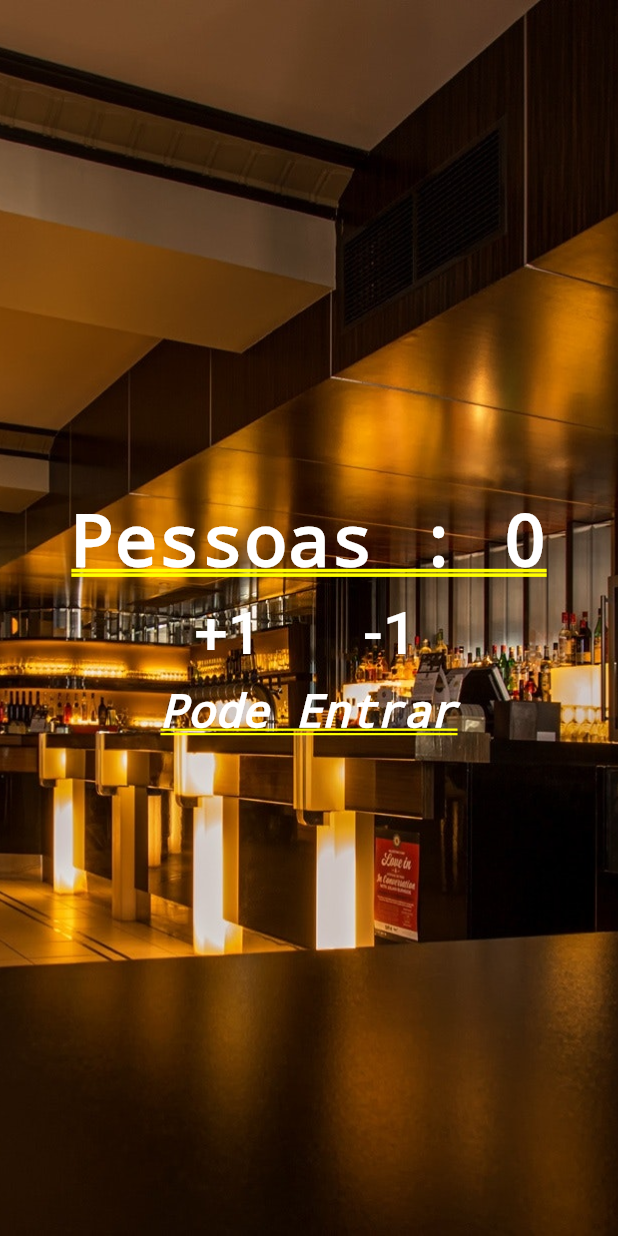
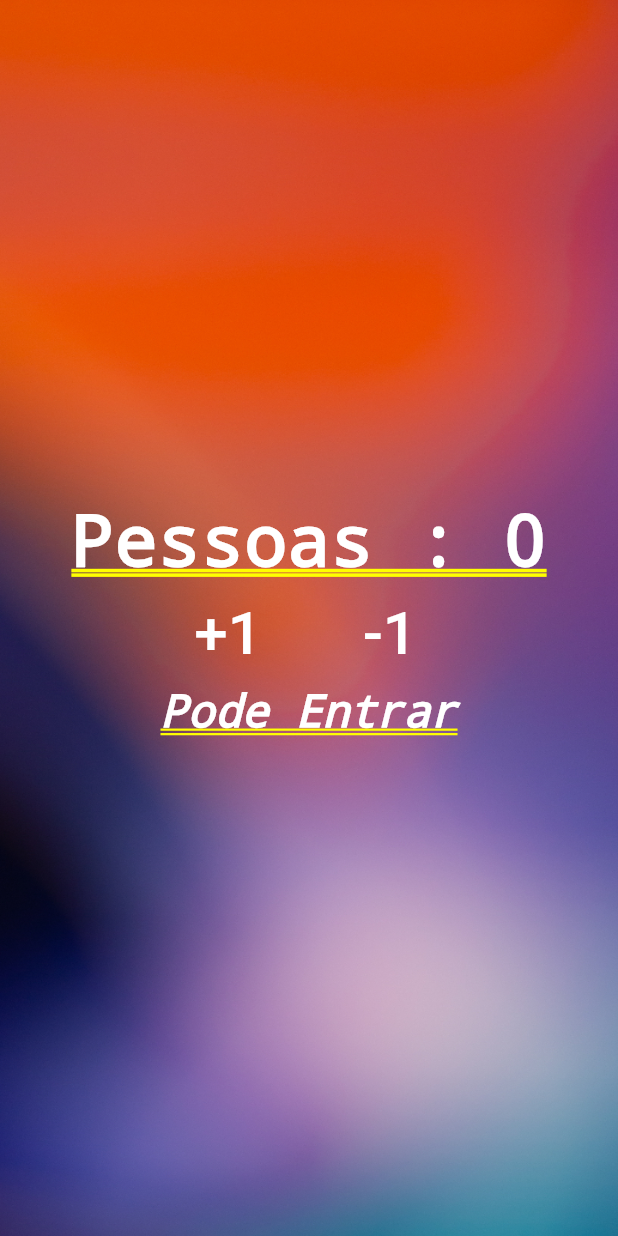
Before and after one commit to ravi2612/contadorDePassos, a Flutter app: the screen it shows after launch, on a phone screen of 412 x 824 dp. Run offline on Flutter 3.47's test engine with Material 2 defaults, Android fonts, the phone set to English and light mode, and no system bars.

```diff
--- a/lib/main.dart
+++ b/lib/main.dart
@@ -34,7 +34,7 @@ class _HomeState extends State<Home> {
     return Stack(
       children: [
         Image.asset(
-          'assets/images/restaurant.jpg',
+          'assets/images/backgroundPessoas.jpg',
           fit: BoxFit.cover,
           height: 1000,
         ),
--- a/pubspec.yaml
+++ b/pubspec.yaml
@@ -46,8 +46,7 @@ flutter:
 
   # To add assets to your application, add an assets section, like this:
   assets:
-    - assets/images/restaurant.jpg
-  #   - images/a_dot_ham.jpeg
+    - assets/images/backgroundPessoas.jpg
 
   # An image asset can refer to one or more resolution-specific "variants", see
   # https://flutter.dev/assets-and-images/#resolution-aware.
```
Also changed, not shown: assets/images/backgroundPessoas.jpg (added), assets/images/restaurant.jpg (deleted).
